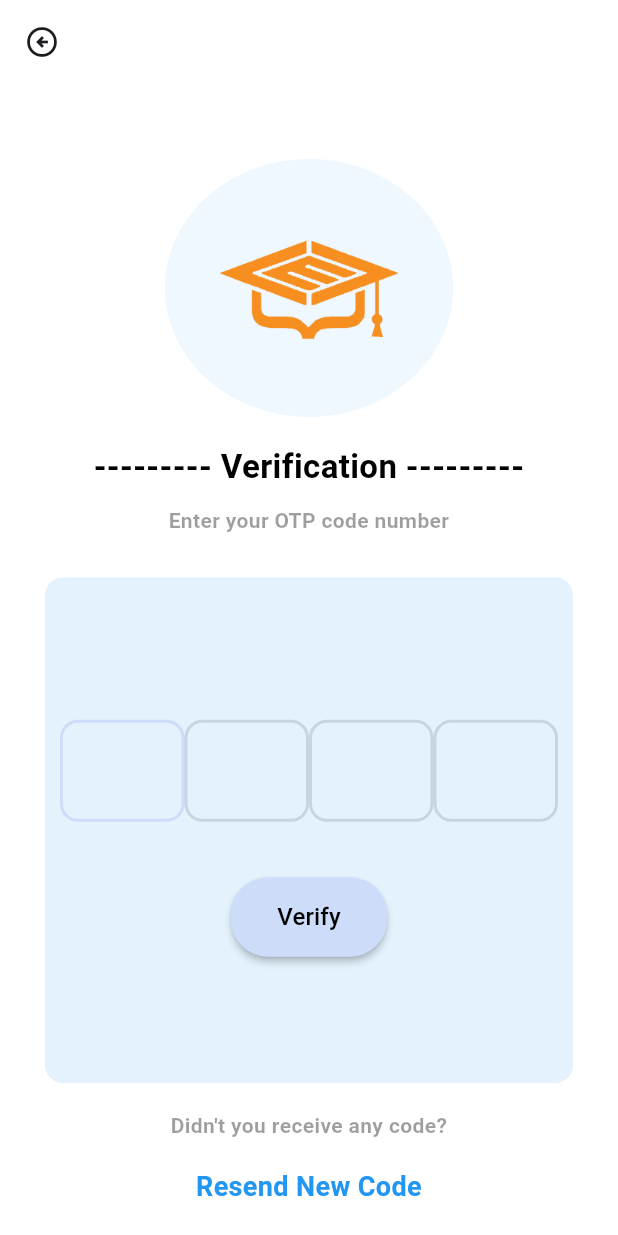
After one commit to rehamay/rehamay, a Flutter app: the Otp screen opened directly, on a phone screen of 412 x 824 dp. The commit adds this screen. Run offline on Flutter 3.47's test engine with Material 3 defaults, Android fonts, the light colour scheme and no system bars; our stand-ins replace multi_select_flutter, smooth_page_indicator.

Commit message:
Initial commit

```diff
--- /dev/null
+++ b/lib/parent/OTP.dart
@@ -0,0 +1,173 @@
+import 'package:flutter/material.dart';
+import 'forget2.dart';
+import 'forgetpass.dart';
+
+
+class Otp extends StatefulWidget {
+  @override
+  _OtpState createState() => _OtpState();
+}
+
+class _OtpState extends State<Otp> {
+  @override
+  Widget build(BuildContext context) {
+    return Scaffold(
+      appBar: AppBar(
+        backgroundColor: Colors.transparent, // Make app bar background transparent
+        leading: IconButton(
+          onPressed: () {
+            Navigator.push(
+              context,
+              MaterialPageRoute(
+                builder: (context) => ResetPass(),
+              ),
+            );
+          },
+          icon: const Icon(Icons.arrow_circle_left_outlined),
+        ),
+      ),
+      resizeToAvoidBottomInset: false,
+      backgroundColor: Colors.white,
+      body: SafeArea(
+        child: Padding(
+          padding: EdgeInsets.symmetric(vertical: 20, horizontal: 30),
+          child: Column(
+            crossAxisAlignment: CrossAxisAlignment.stretch,
+            children: [
+              const Padding(
+                padding: EdgeInsets.only(left: 80, right: 80, top: 30),
+                child: Image(image: AssetImage('images/logo2.png')),
+              ),
+
+              SizedBox(height: 18),
+              Text(
+                '--------- Verification ---------',
+                style: TextStyle(
+                  color: Colors.black,
+                  fontSize: 22,
+                  fontWeight: FontWeight.bold,
+                ),
+                textAlign: TextAlign.center,
+              ),
+              SizedBox(height: 10),
+              Text(
+                "Enter your OTP code number",
+                style: TextStyle(
+                  fontSize: 14,
+                  fontWeight: FontWeight.bold,
+                  color: Colors.black38,
+                ),
+                textAlign: TextAlign.center,
+              ),
+              SizedBox(height: 28),
+              Expanded(
+                child: Container(
+                  padding: EdgeInsets.only(top: 95, bottom: 15,left: 10,right: 10),
+                  decoration: BoxDecoration(
+                    color: Colors.blue.shade50,
+                    borderRadius: BorderRadius.circular(12),
+                  ),
+                  child: Column(
+                    children: [
+                      Row(
+                        mainAxisAlignment: MainAxisAlignment.spaceBetween,
+                        children: [
+                          _textFieldOTP(first: true, last: false),
+                          _textFieldOTP(first: false, last: false),
+                          _textFieldOTP(first: false, last: false),
+                          _textFieldOTP(first: false, last: true),
+                        ],
+                      ),
+                      SizedBox(height: 22),
+                      Padding(
+                        padding: const EdgeInsets.symmetric(horizontal: 30),
+                        child: MaterialButton(
+                          color: const Color(0XFFCDDDF9),
+                          shape: RoundedRectangleBorder(borderRadius: BorderRadius.circular(25)),
+                          onPressed: () {
+                            Navigator.push(
+                              context,
+                              MaterialPageRoute(
+                                builder: (context) =>  ForgotPass(),
+                              ),
+                            );
+                          },
+                          child: const Padding(
+                            padding: EdgeInsets.all(15.0),
+                            child: Text(
+                              "Verify",
+                              style: TextStyle(
+                                color: Colors.black,
+                                fontSize: 16,
+                              ),
+                            ),
+                          ),
+                        ),
+                      ),
+                    ],
+                  ),
+                ),
+              ),
+              SizedBox(height: 18),
+              Text(
+                "Didn't you receive any code?",
+                style: TextStyle(
+                  fontSize: 14,
+                  fontWeight: FontWeight.bold,
+                  color: Colors.black38,
+                ),
+                textAlign: TextAlign.center,
+              ),
+              SizedBox(height: 18),
+              Text(
+                "Resend New Code",
+                style: TextStyle(
+                  fontSize: 18,
+                  fontWeight: FontWeight.bold,
+                  color: Colors.blue,
+                ),
+                textAlign: TextAlign.center,
+              ),
+            ],
+          ),
+        ),
+      ),
+    );
+  }
+
+  Widget _textFieldOTP({required bool first, required bool last}) {
+    return Expanded(
+      child: AspectRatio(
+        aspectRatio: 1.0,
+        child: TextField(
+          autofocus: true,
+          onChanged: (value) {
+            if (value.length == 1 && !last) {
+              FocusScope.of(context).nextFocus();
+            }
+            if (value.length == 0 && !first) {
+              FocusScope.of(context).previousFocus();
+            }
+          },
+          showCursor: false,
+          readOnly: false,
+          textAlign: TextAlign.center,
+          style: TextStyle(fontSize: 24, fontWeight: FontWeight.bold),
+          keyboardType: TextInputType.number,
+          maxLength: 1,
+          decoration: InputDecoration(
+            counter: Offstage(),
+            enabledBorder: OutlineInputBorder(
+              borderSide: BorderSide(width: 2, color: Colors.black12),
+              borderRadius: BorderRadius.circular(12),
+            ),
+            focusedBorder: OutlineInputBorder(
+              borderSide: const BorderSide(width: 2, color: Color(0XFFCDDDF9)),
+              borderRadius: BorderRadius.circular(12),
+            ),
+          ),
+        ),
+      ),
+    );
+  }
+}
--- a/lib/school/forget_pass2.dart
+++ b/lib/school/forget_pass2.dart
@@ -1,6 +1,7 @@
 import 'package:flutter/material.dart';
 import 'package:flutter/services.dart';
 import 'package:remoo/parent/signIN.dart';
+import 'forget_pass.dart';
 
 class ForgotPass2 extends StatefulWidget {
   const ForgotPass2({Key? key}) : super(key: key);
@@ -20,7 +21,7 @@ class _ForgotPassState extends State<ForgotPass2> {
             Navigator.push(
               context,
               MaterialPageRoute(
-                builder: (context) => SignIn(),
+                builder: (context) => ResetPass1(),
               ),
             );
           },
--- a/lib/school/signupSchool.dart
+++ b/lib/school/signupSchool.dart
@@ -1,7 +1,7 @@
 import 'package:flutter/material.dart';
 import 'package:flutter/services.dart';
 import 'package:remoo/parent/signIN.dart';
-import 'package:remoo/users_schools.dart';
+import 'package:remoo/school/signinschool.dart';
 import 'package:multi_select_flutter/multi_select_flutter.dart';
 
 class SignUpschool extends StatelessWidget {
@@ -19,7 +19,7 @@ class SignUpschool extends StatelessWidget {
             Navigator.push(
               context,
               MaterialPageRoute(
-                builder: (context) => const UserSchool(),
+                builder: (context) =>  SignInSchool(),
               ),
             );
           },
```
Also changed, not shown: lib/school/forget_pass.dart (+18 -15 lines).
